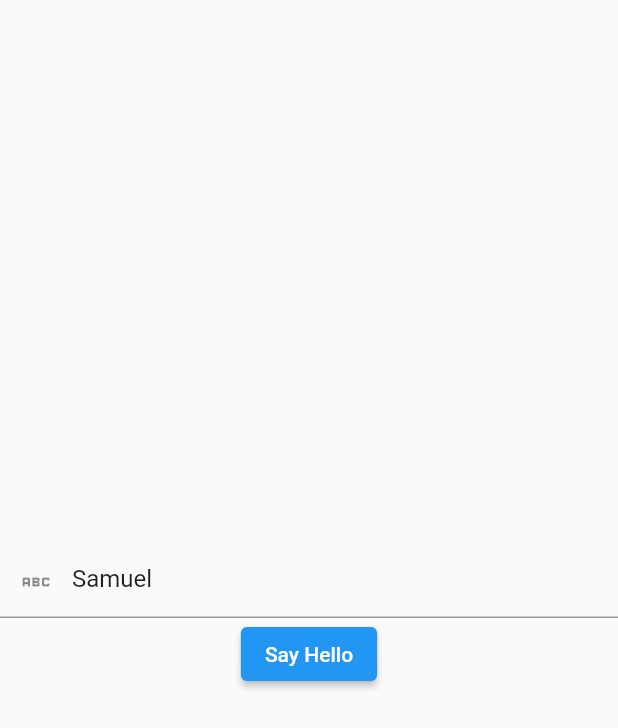
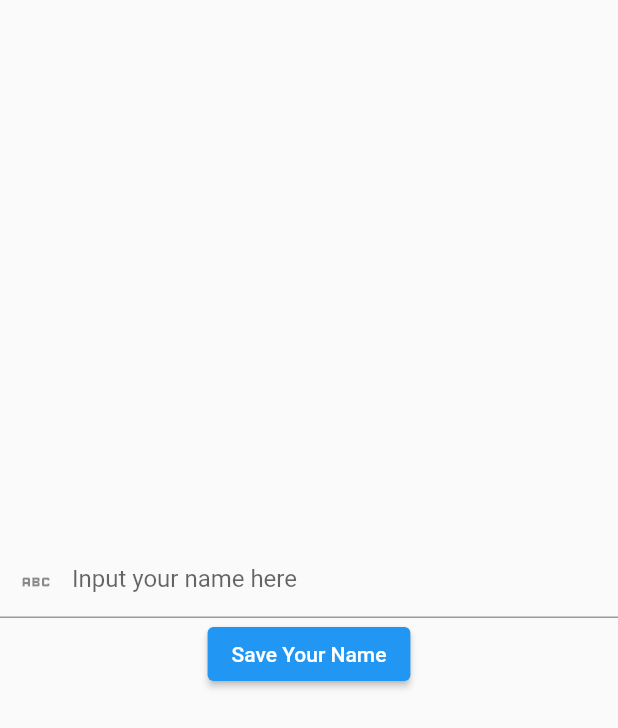
Before and after one commit to samuelchou/flutter_playground, a Flutter app: the HomePage widget shown alone on an empty page, opened directly, on a phone screen of 412 x 824 dp. Shown: the top 728 px of the screen. Run offline on Flutter 3.47's test engine with Material 2 defaults, Android fonts, the phone set to English and light mode, and no system bars; our stand-ins replace shared_preferences; accounts and stored records are empty.

Commit message:
feat(shared-preferences): demo using of shared preferences.

```diff
--- a/lib/shared_preferences.dart
+++ b/lib/shared_preferences.dart
@@ -1,4 +1,5 @@
 import 'package:flutter/material.dart';
+import 'package:shared_preferences/shared_preferences.dart';
 
 void main() {
   var app = MaterialApp(
@@ -17,12 +18,23 @@ void main() {
 class HomePage extends StatelessWidget {
   HomePage({Key? key}) : super(key: key);
 
+  final String keyName = "name";
   final TextEditingController textEditingController = TextEditingController();
+
+  void loadName() async {
+    SharedPreferences pref = await SharedPreferences.getInstance();
+    var name = pref.getString(keyName) ?? '';
+    textEditingController.text = name;
+  }
+
+  void saveName(String name) async {
+    SharedPreferences pref = await SharedPreferences.getInstance();
+    pref.setString(keyName, name);
+  }
 
   @override
   Widget build(BuildContext context) {
-    // TODO: replace with shared pref.
-    textEditingController.text = "Samuel";
+    loadName();
     return Column(
       mainAxisAlignment: MainAxisAlignment.center,
       crossAxisAlignment: CrossAxisAlignment.center,
@@ -37,7 +49,7 @@ class HomePage extends StatelessWidget {
         ),
         ElevatedButton(
           onPressed: () => saidHelloWithInput(context),
-          child: const Text("Say Hello"),
+          child: const Text('Save Your Name'),
         ),
       ],
     );
@@ -46,7 +58,10 @@ class HomePage extends StatelessWidget {
   void saidHelloWithInput(BuildContext context) {
     final input = textEditingController.text;
     debugPrint('Hello $input');
-    final snackBar = SnackBar(content: Text('Hello $input'));
+    saveName(input);
+    final snackBar = SnackBar(
+        content: Text(
+            'Hello $input! Your name will be stored and shown up next time.'));
     ScaffoldMessenger.of(context).showSnackBar(snackBar);
   }
 }
```
